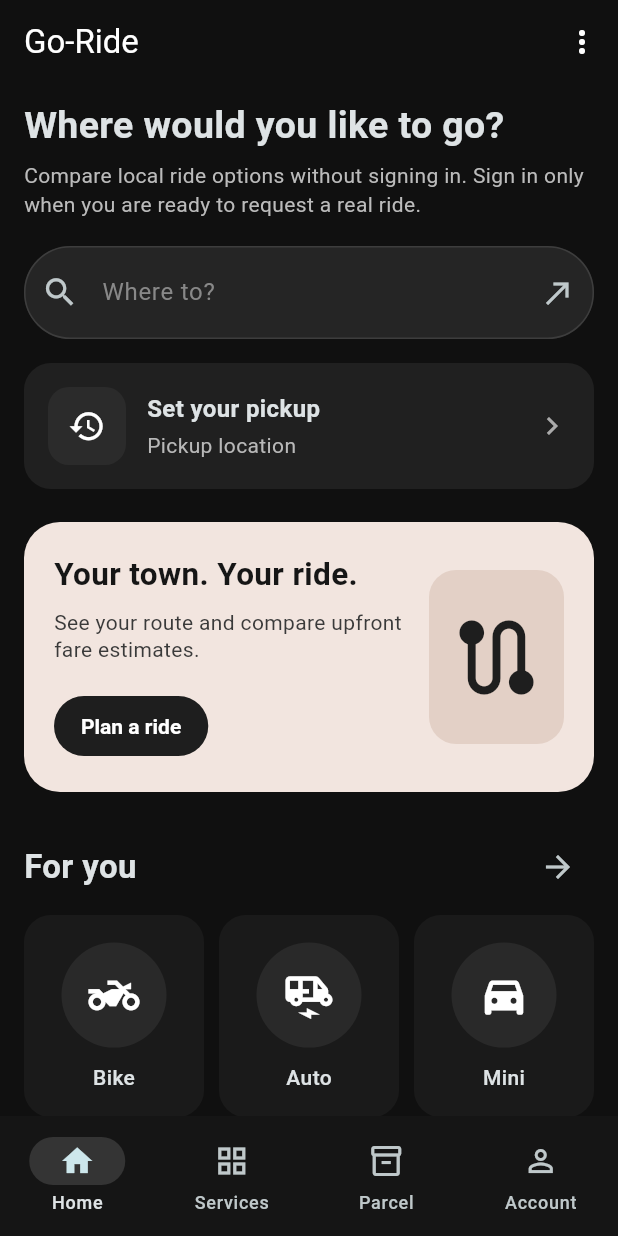
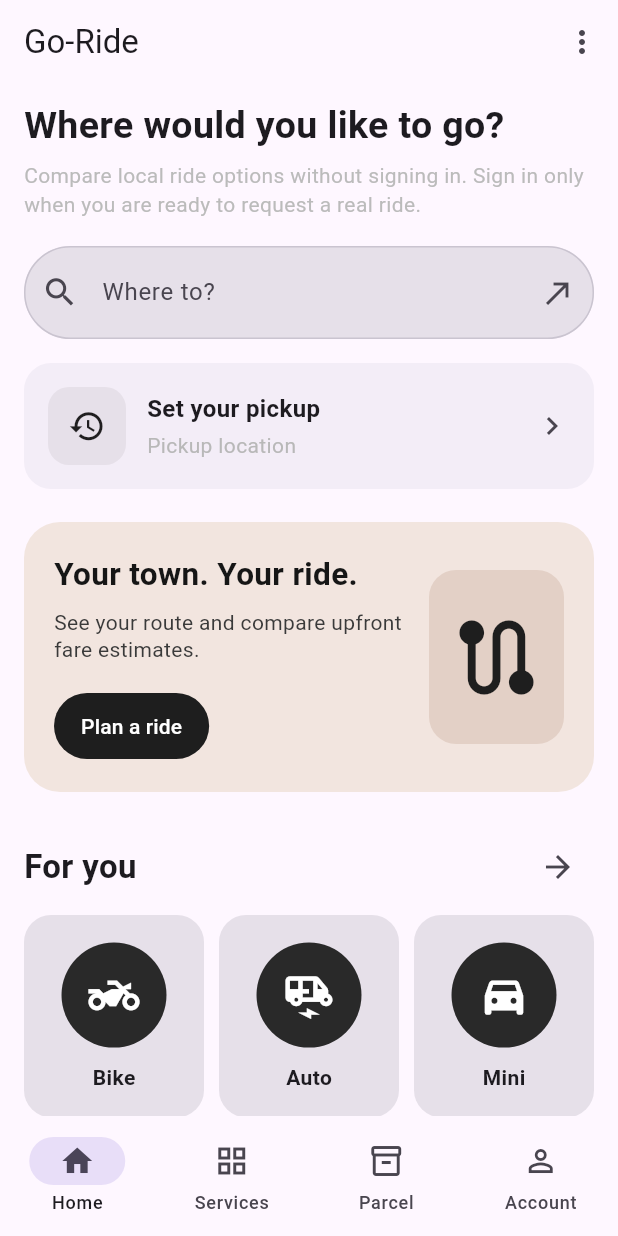
Before and after one commit to mauryasujeet698-svg/Go-Ride, a Flutter app: the screen it shows after launch, on a phone screen of 412 x 824 dp. Run offline on Flutter 3.47's test engine with Material 3 defaults, Android fonts, the phone set to English and light mode, and no system bars; our stand-ins replace flutter_map, geocoding, geolocator, latlong2, shared_preferences, supabase_flutter; accounts and stored records are empty.

Commit message:
Fix customer light theme contrast and services sheet colors

```diff
--- a/lib/main.dart
+++ b/lib/main.dart
@@ -11,11 +11,11 @@
 import 'core/app_config.dart';
 import 'data/ride_backend.dart';
 
-final ValueNotifier<ThemeMode> appThemeMode = ValueNotifier<ThemeMode>(ThemeMode.dark);
+final ValueNotifier<ThemeMode> appThemeMode = ValueNotifier<ThemeMode>(ThemeMode.light);
 
 Future<void> main() async {
   WidgetsFlutterBinding.ensureInitialized();
-  try { final prefs = await SharedPreferences.getInstance(); appThemeMode.value = switch (prefs.getString('go_ride_theme') ?? 'dark') { 'light' => ThemeMode.light, 'system' => ThemeMode.system, _ => ThemeMode.dark }; } catch (_) {}
+  try { final prefs = await SharedPreferences.getInstance(); appThemeMode.value = switch (prefs.getString('go_ride_theme') ?? 'light') { 'light' => ThemeMode.light, 'system' => ThemeMode.system, _ => ThemeMode.dark }; } catch (_) {}
   var backendReady = false;
   try {
     await Supabase.initialize(
@@ -399,7 +399,7 @@
       required VoidCallback onTap,
     }) {
       return Material(
-        color: const Color(0xFF1A1A1A),
+        color: Theme.of(context).colorScheme.surfaceContainerHighest,
         borderRadius: BorderRadius.circular(18),
         child: InkWell(
           borderRadius: BorderRadius.circular(18),
@@ -423,7 +423,7 @@
                   label,
                   maxLines: 1,
                   overflow: TextOverflow.ellipsis,
-                  style: const TextStyle(fontWeight: FontWeight.w500),
+                  style: TextStyle(fontWeight: FontWeight.w600, color: Theme.of(context).colorScheme.onSurface),
                 ),
               ],
             ),
@@ -549,18 +549,18 @@
                   vertical: 19,
                 ),
                 filled: true,
-                fillColor: const Color(0xFF252525),
+                fillColor: Theme.of(context).colorScheme.surfaceContainerHighest,
                 border: OutlineInputBorder(
                   borderRadius: BorderRadius.circular(32),
                   borderSide: BorderSide.none,
                 ),
                 enabledBorder: OutlineInputBorder(
                   borderRadius: BorderRadius.circular(32),
-                  borderSide: const BorderSide(color: Color(0xFF3D3D3D)),
+                  borderSide: BorderSide(color: Theme.of(context).colorScheme.outlineVariant),
                 ),
                 focusedBorder: OutlineInputBorder(
                   borderRadius: BorderRadius.circular(32),
-                  borderSide: const BorderSide(color: Colors.white, width: 1.4),
+                  borderSide: BorderSide(color: Theme.of(context).colorScheme.primary, width: 1.4),
                 ),
               ),
               onTap: () {
@@ -584,7 +584,7 @@
             if (!planningRoute) ...[
               const SizedBox(height: 16),
               Material(
-                color: const Color(0xFF202020),
+                color: Theme.of(context).colorScheme.surfaceContainer,
                 borderRadius: BorderRadius.circular(18),
                 child: InkWell(
                   borderRadius: BorderRadius.circular(18),
@@ -608,7 +608,7 @@
                           height: 52,
                           width: 52,
                           decoration: BoxDecoration(
-                            color: const Color(0xFF2B2B2B),
+                            color: Theme.of(context).colorScheme.surfaceContainerHighest,
                             borderRadius: BorderRadius.circular(14),
                           ),
                           child: const Icon(Icons.history, size: 25),
@@ -637,7 +637,7 @@
                             ],
                           ),
                         ),
-                        const Icon(Icons.chevron_right, color: Color(0xFFAAAAAA)),
+                        Icon(Icons.chevron_right, color: Theme.of(context).colorScheme.onSurfaceVariant),
                       ],
                     ),
                   ),
@@ -878,7 +878,7 @@
                           polylines: [
                             Polyline(
                               points: route,
-                              color: Colors.white,
+                              color: Theme.of(context).colorScheme.primary,
                               strokeWidth: 5,
                             ),
                           ],
@@ -909,7 +909,7 @@
                               height: 42,
                               child: const Icon(
                                 Icons.location_pin,
-                                color: Colors.white,
+                                color: Theme.of(context).colorScheme.primary,
                                 size: 40,
                               ),
                             ),
@@ -976,7 +976,7 @@
               ),
               for (final fare in visibleFares)
                 Card(
-                  color: const Color(0xFF202020),
+                  color: Theme.of(context).colorScheme.surfaceContainer,
                   child: ListTile(
                     leading: Icon(
                       fare.category == 'BIKE'
@@ -1029,8 +1029,8 @@
         ),
       ),
       bottomNavigationBar: NavigationBar(
-        backgroundColor: const Color(0xFF151515),
-        indicatorColor: const Color(0xFF343434),
+        backgroundColor: Theme.of(context).colorScheme.surface,
+        indicatorColor: Theme.of(context).colorScheme.secondaryContainer,
         selectedIndex: 0,
         onDestinationSelected: (index) {
           if (index == 0) {
@@ -1042,7 +1042,7 @@
           showModalBottomSheet<void>(
             context: context,
             showDragHandle: true,
-            backgroundColor: const Color(0xFF202020),
+            backgroundColor: Theme.of(context).colorScheme.surface,
             builder: (sheetContext) => SafeArea(
               child: Padding(
                 padding: const EdgeInsets.fromLTRB(20, 8, 20, 24),
```
